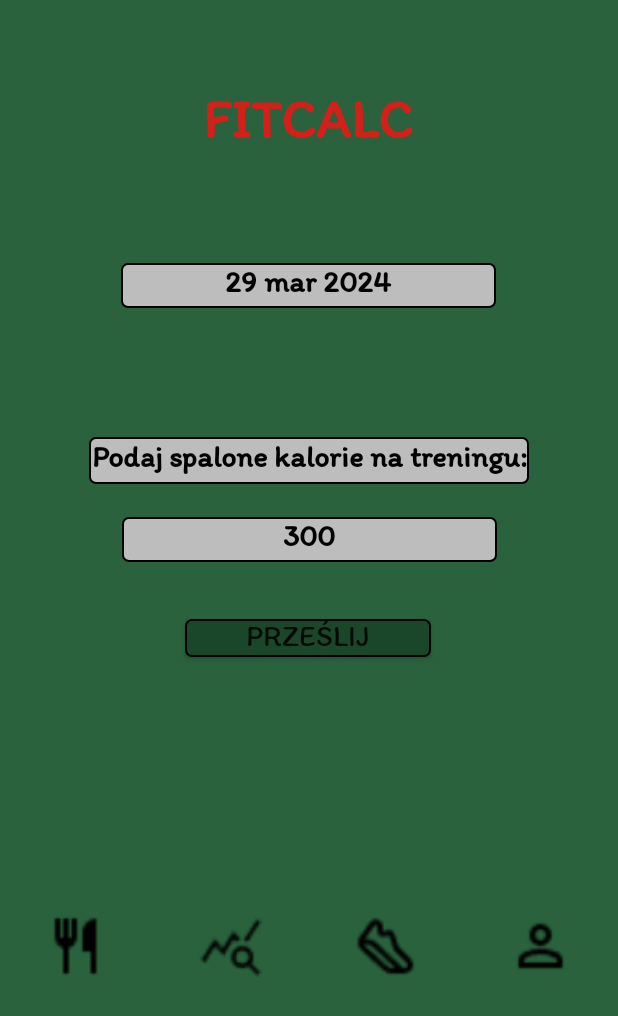
After one commit to Lebron02/FITCALC, an Android app: the layout activity_training.xml on its own in the app's theme, with its tools: preview values and no code run, on a phone screen of 412 x 824 dp. The commit adds this screen. Shown: the top 1016 px of the screen. Run offline under Robolectric (Android 15) with nearby library versions, the phone set to English and light mode, and no system bars.

Commit message:
stworzenie TrainingActivity wraz z wyglądem

```diff
--- a/app/src/main/java/com/example/fitcalc/LoginActivity.java
+++ b/app/src/main/java/com/example/fitcalc/LoginActivity.java
@@ -22,7 +22,7 @@ public class LoginActivity extends AppCompatActivity {
         editTextLogin = findViewById(R.id.inputlogin);
         editTextPassword = findViewById(R.id.inputpassword);
         buttonLogin = findViewById(R.id.loginbutton);
-        textViewRegister = findViewById(R.id.textregister);
+        //textViewRegister = findViewById(R.id.textregister);
 
         buttonLogin.setOnClickListener(new View.OnClickListener() {
             @Override
--- /dev/null
+++ b/app/src/main/java/com/example/fitcalc/TrainingActivity.java
@@ -0,0 +1,4 @@
+package com.example.fitcalc;
+
+public class TrainingActivity {
+}
--- /dev/null
+++ b/app/src/main/res/layout/activity_training.xml
@@ -0,0 +1,131 @@
+<?xml version="1.0" encoding="utf-8"?>
+<androidx.constraintlayout.widget.ConstraintLayout xmlns:android="http://schemas.android.com/apk/res/android"
+    xmlns:app="http://schemas.android.com/apk/res-auto"
+    xmlns:tools="http://schemas.android.com/tools"
+    android:layout_width="match_parent"
+    android:layout_height="match_parent"
+    android:background="@color/background">
+
+    <TextView
+        android:id="@+id/textapp"
+        android:layout_width="274dp"
+        android:layout_height="61dp"
+        android:layout_marginTop="52dp"
+        android:fontFamily="@font/itimregular"
+        android:gravity="center"
+        android:text="FITCALC"
+        android:textColor="@color/red"
+        android:textSize="36sp"
+        android:textStyle="bold"
+        app:layout_constraintHorizontal_bias="0.496"
+        app:layout_constraintLeft_toLeftOf="parent"
+        app:layout_constraintRight_toRightOf="parent"
+        app:layout_constraintTop_toTopOf="parent" />
+
+    <TextView
+        android:id="@+id/training_date"
+        android:layout_width="250dp"
+        android:layout_height="32dp"
+        android:layout_marginTop="60dp"
+        android:background="@drawable/rounded_edittext"
+        android:fontFamily="@font/itimregular"
+        android:gravity="center"
+        android:text="29 mar 2024"
+        android:textColor="@color/black"
+        android:textSize="20sp"
+        android:textStyle="bold"
+        app:layout_constraintEnd_toEndOf="parent"
+        app:layout_constraintHorizontal_bias="0.496"
+        app:layout_constraintStart_toStartOf="parent"
+        app:layout_constraintTop_toBottomOf="@+id/textapp" />
+
+    <TextView
+        android:id="@+id/training_text1"
+        android:layout_width="293dp"
+        android:layout_height="33dp"
+        android:layout_marginTop="84dp"
+        android:background="@drawable/rounded_edittext"
+        android:fontFamily="@font/itimregular"
+        android:gravity="center"
+        android:text="Podaj spalone kalorie na treningu:"
+        android:textColor="@color/black"
+        android:textSize="20sp"
+        android:textStyle="bold"
+        app:layout_constraintEnd_toEndOf="parent"
+        app:layout_constraintHorizontal_bias="0.5"
+        app:layout_constraintStart_toStartOf="parent"
+        app:layout_constraintTop_toBottomOf="@+id/training_date" />
+
+    <EditText
+        android:id="@+id/training_kcal"
+        android:layout_width="250dp"
+        android:layout_height="32dp"
+        android:layout_marginTop="20dp"
+        android:background="@drawable/rounded_edittext"
+        android:ems="10"
+        android:fontFamily="@font/itimregular"
+        android:gravity="center"
+        android:inputType="text"
+        android:text="300"
+        android:textColor="@color/black"
+        android:textSize="20sp"
+        android:textStyle="bold"
+        app:layout_constraintEnd_toEndOf="parent"
+        app:layout_constraintHorizontal_bias="0.5"
+        app:layout_constraintStart_toStartOf="parent"
+        app:layout_constraintTop_toBottomOf="@+id/training_text1" />
+
+    <Button
+        android:id="@+id/button"
+        android:layout_width="164dp"
+        android:layout_height="27dp"
+        android:layout_marginTop="36dp"
+        android:background="@drawable/rounded_loginbutton"
+        android:fontFamily="@font/itimregular"
+        android:text="Prześlij"
+        android:textSize="20sp"
+        app:layout_constraintEnd_toEndOf="parent"
+        app:layout_constraintHorizontal_bias="0.497"
+        app:layout_constraintStart_toStartOf="parent"
+        app:layout_constraintTop_toBottomOf="@+id/training_kcal" />
+
+    <LinearLayout
+        android:layout_width="match_parent"
+        android:layout_height="111dp"
+        android:gravity="center"
+        android:orientation="horizontal"
+        android:weightSum="4"
+        app:layout_constraintBottom_toBottomOf="parent"
+        app:layout_constraintTop_toBottomOf="@+id/button"
+        tools:layout_editor_absoluteX="1dp">
+
+        <ImageView
+            android:id="@+id/imageView7"
+            android:layout_width="44dp"
+            android:layout_height="44dp"
+            android:layout_weight="1"
+            app:srcCompat="@drawable/jedzenie" />
+
+        <ImageView
+            android:id="@+id/imageView6"
+            android:layout_width="44dp"
+            android:layout_height="44dp"
+            android:layout_weight="1"
+            app:srcCompat="@drawable/analiza" />
+
+        <ImageView
+            android:id="@+id/imageView5"
+            android:layout_width="44dp"
+            android:layout_height="44dp"
+            android:layout_weight="1"
+            app:srcCompat="@drawable/stopa" />
+
+        <ImageView
+            android:id="@+id/imageView4"
+            android:layout_width="44dp"
+            android:layout_height="44dp"
+            android:layout_weight="1"
+            app:srcCompat="@drawable/ludzik" />
+    </LinearLayout>
+
+</androidx.constraintlayout.widget.ConstraintLayout>
```
Also changed, not shown: app/src/main/res/drawable/add.png (added), app/src/main/res/drawable/analiza.png (added), app/src/main/res/drawable/jedzenie.png (added), app/src/main/res/drawable/ludzik.png (added), app/src/main/res/drawable/stopa.png (added).
